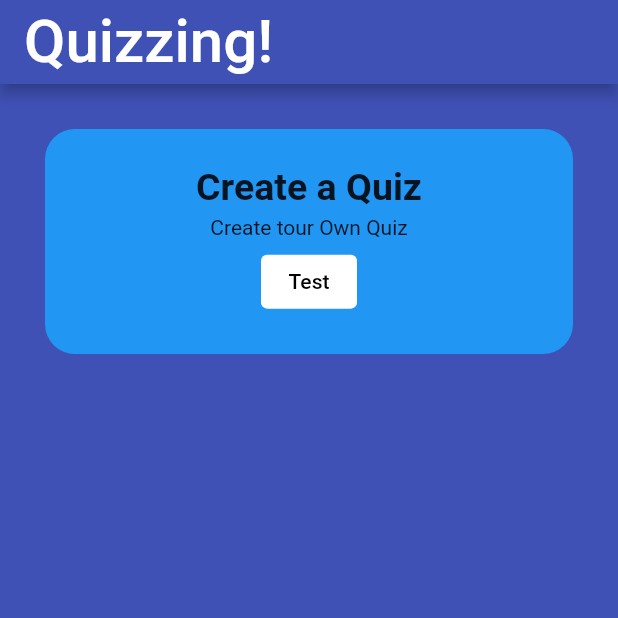
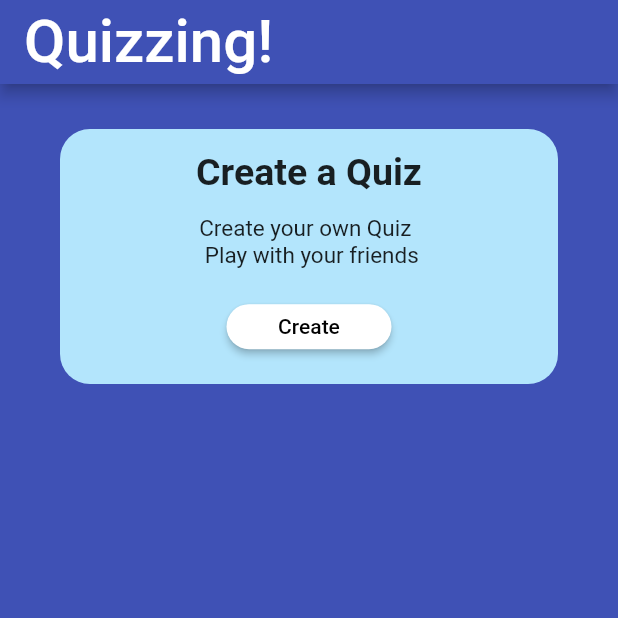
Before and after one commit to Encode-PDEU/App-Dev_Encode_HF22, a Flutter app: the screen it shows after launch, on a phone screen of 412 x 824 dp, the top half of it. Run offline on Flutter 3.47's test engine with Material 2 defaults, Android fonts, the light colour scheme and no system bars; our stand-ins replace rflutter_alert.

Commit message:
Added appropriate background color and adjusted positions of text fields

```diff
--- a/quizzler/lib/screens/quiz.dart
+++ b/quizzler/lib/screens/quiz.dart
@@ -24,14 +24,13 @@ class _QuizPagesState extends State<QuizPages> {
       body: ListView(
         children: [
           Container(
-            height: 150,
+            height: 170,
             width: 200,
-            margin: EdgeInsets.symmetric(horizontal: 30, vertical: 30),
-            decoration: const BoxDecoration(
-              color: Colors.blue,
+            margin: EdgeInsets.symmetric(horizontal: 40, vertical: 30),
+            decoration: BoxDecoration(
+              color: Colors.lightBlue.shade100,
               borderRadius: BorderRadius.all(Radius.circular(20)),
             ),
-            padding: const EdgeInsets.all(20),
             child: Column(
               mainAxisAlignment: MainAxisAlignment.spaceEvenly,
               children: <Widget>[
@@ -45,13 +44,19 @@ class _QuizPagesState extends State<QuizPages> {
                   ),
                 ),
                 Container(
-                    child: const Text(
-                  'Create tour Own Quiz',
-                )),
-                TextButton(
+                  child: const Text(
+                      'Create your own Quiz \n Play with your friends',
+                      style: TextStyle(
+                        fontSize: 15,
+                      )),
+                ),
+                ElevatedButton(
                   onPressed: () {},
-                  child: Text('Test'),
-                  style: TextButton.styleFrom(
+                  child: Text('Create'),
+                  style: ElevatedButton.styleFrom(
+                    shape: StadiumBorder(),
+                    minimumSize: Size(110, 30),
+                    maximumSize: Size(120, 70),
                     backgroundColor: Colors.white,
                     foregroundColor: Colors.black,
                   ),
```
